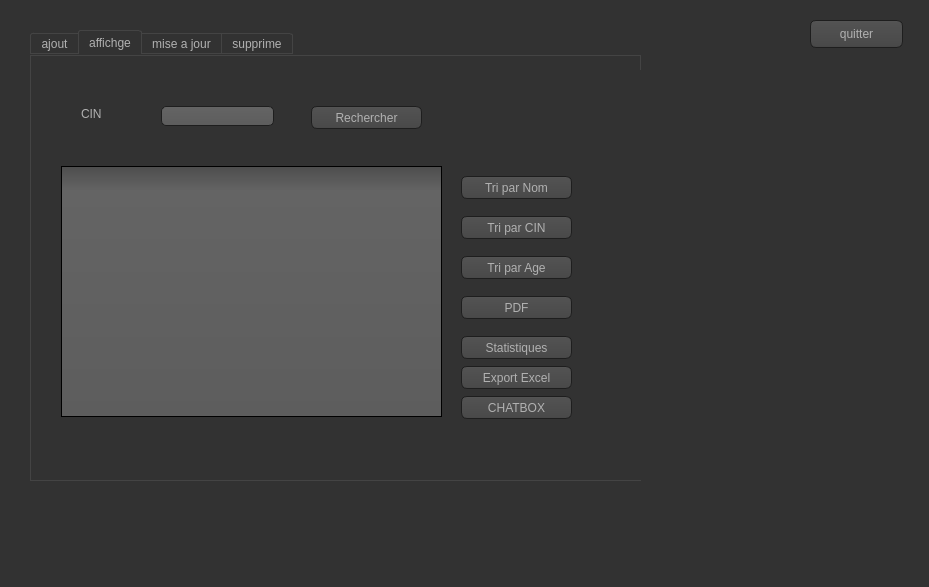
Before: the Qt Designer form invite/Gestion_de_invite.ui in dina-boughanmi/projet-C-, drawn with Qt 5.
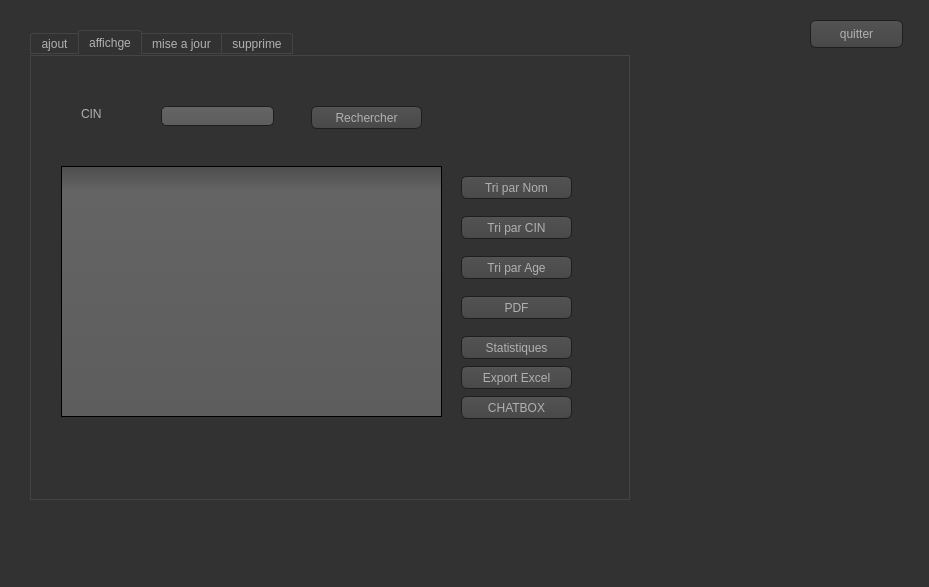
After: the same form once the commit is applied. The open tabs and pages were chosen to show the change. Icons and pictures are not drawn.

Diff of the .ui file:
```diff
--- a/invite/Gestion_de_invite.ui
+++ b/invite/Gestion_de_invite.ui
@@ -487,8 +487,8 @@
      <rect>
       <x>30</x>
       <y>30</y>
-      <width>611</width>
-      <height>451</height>
+      <width>600</width>
+      <height>470</height>
      </rect>
     </property>
     <property name="styleSheet">
```
Left out of the diff: 2 changed lines with no effect on the pictures.
